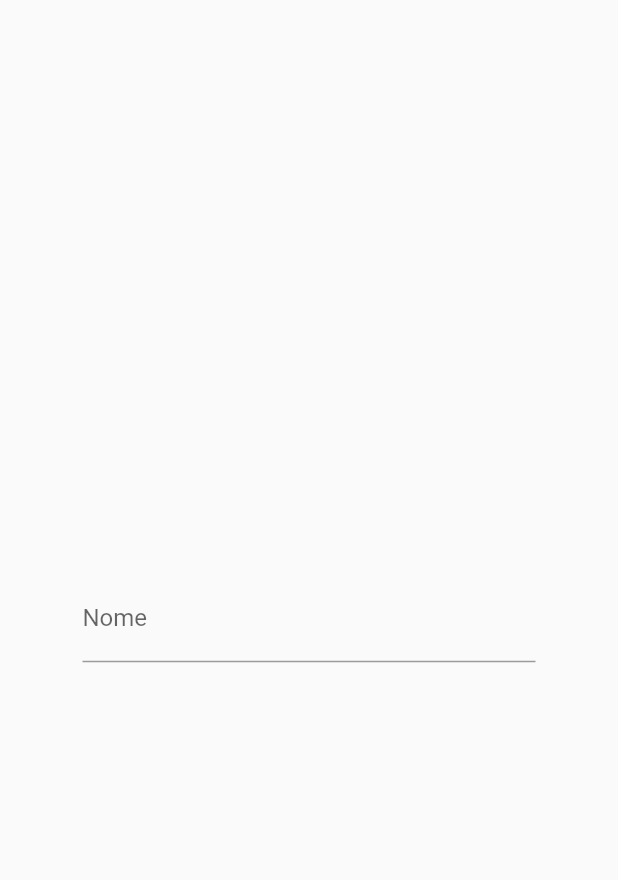
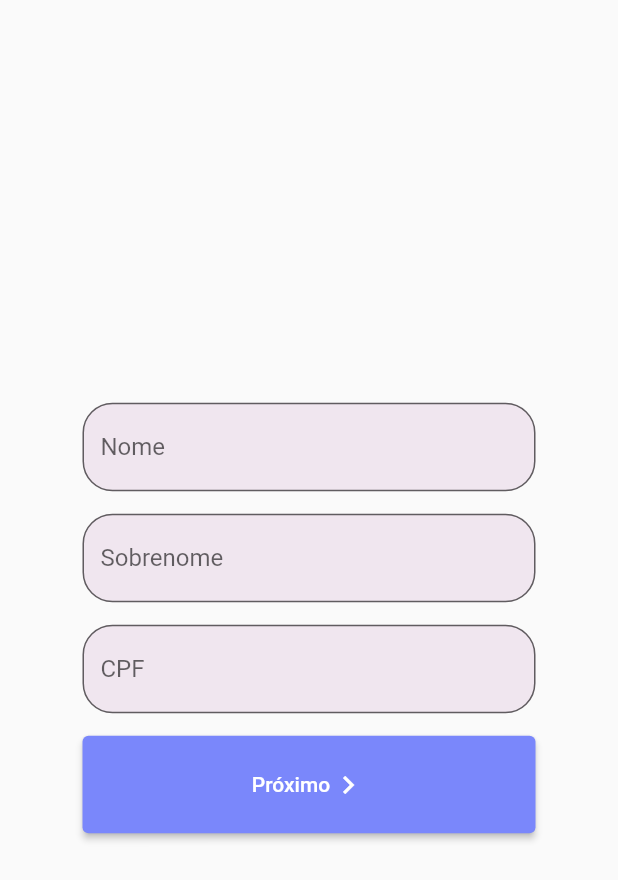
Before and after one commit to NatanBatista/syncrolife, a Flutter app: the SignUp1Page screen opened by its route, on a phone screen of 412 x 824 dp. Shown: the top 880 px of the screen. Run offline on Flutter 3.47's test engine with Material 2 defaults, Android fonts, the phone set to English and light mode, and no system bars.

Commit message:
Atualização dos TextFields e ElevatedButton
Adicionando arrendondamento e backgroundColor aos TextFields e alterando a cor do ElevatedButton

```diff
--- a/lib/pages/signup1_page.dart
+++ b/lib/pages/signup1_page.dart
@@ -9,8 +9,70 @@ class SignUp1Page extends StatelessWidget {
         body: Center(
       child: Container(
         padding: EdgeInsets.all(55),
-        child: TextField(
-          decoration: const InputDecoration(label: Text("Nome")),
+        child: Column(
+          mainAxisAlignment: MainAxisAlignment.center,
+          children: [
+            const TextField(
+              decoration: InputDecoration(
+                  filled: true,
+                  fillColor: Color(0xFFF0E6EF),
+                  border: OutlineInputBorder(
+                    borderSide: BorderSide(color: Colors.transparent),
+                    borderRadius: BorderRadius.all(Radius.circular(20)),
+                    ),
+                    label: Text("Nome"),
+                  ),
+            ),
+            SizedBox(
+              height: 15,
+            ),
+            const TextField(
+              decoration: InputDecoration(filled: true,
+                  fillColor: Color(0xFFF0E6EF),
+                  label: Text("Sobrenome"),
+                  border: OutlineInputBorder(borderRadius: BorderRadius.all(Radius.circular(20)),
+                      borderSide: BorderSide(
+                          color: Color.fromARGB(255, 0, 0, 0), width: 1))),
+            ),
+            SizedBox(
+              height: 15,
+            ),
+            TextField(
+              decoration: const InputDecoration(filled: true,
+                  fillColor: Color(0xFFF0E6EF),
+                  label: Text("CPF"),
+                  border: OutlineInputBorder(borderRadius: BorderRadius.all(Radius.circular(20)),
+                      borderSide: BorderSide(
+                          color: Color.fromARGB(255, 0, 0, 0), width: 1))),
+            ),
+            SizedBox(
+              height: 15,
+            ),
+            Container(
+              // Primero botão
+              height: 65,
+              decoration: BoxDecoration(
+                borderRadius: BorderRadius.circular(30.0),
+              ),
+              child: ElevatedButton(
+                style: ButtonStyle(
+                  backgroundColor: MaterialStateProperty.all(Color(0xFF7A87FB)),
+                ),
+                onPressed: () {},
+                child: Row(
+                  // Linha que contém o icone e o nome do botão
+                  mainAxisAlignment: MainAxisAlignment.center,
+                  children: [
+                    Text("Próximo"), // Nome
+                    SizedBox(
+                      height: 10,
+                    ),
+                    Icon(Icons.navigate_next)
+                  ],
+                ),
+              ),
+            ),
+          ],
         ),
       ),
     ));
```
